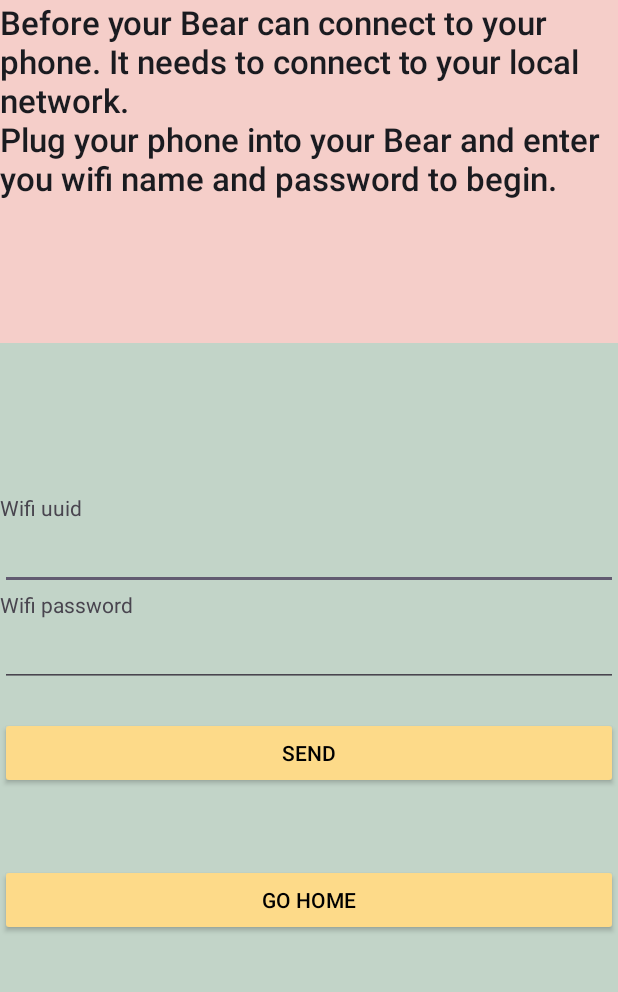
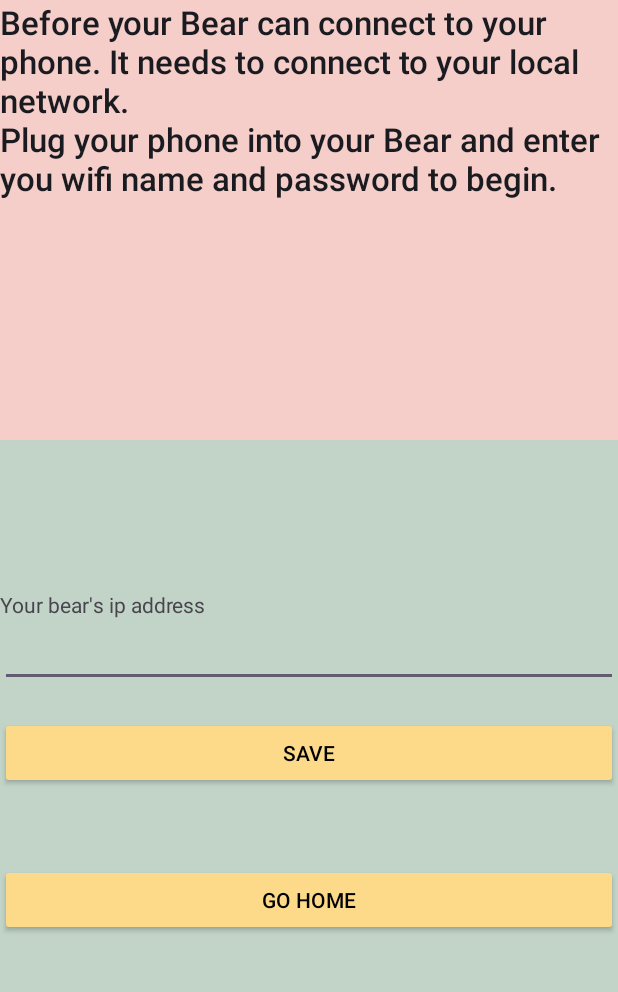
Before and after one commit to MattF23/CheerMum, an Android app built with Jetpack Compose: the WifiConfigActivity screen opened directly, with no data from a screen before it, on a phone screen of 412 x 824 dp, the part 225-1217 px from its top. Run offline under Robolectric (Android 15) with nearby library versions, the phone set to English and light mode, and no system bars; network calls fail.

Commit message:
Made ip config.

```diff
--- a/app/src/main/java/com/example/cheermum/SuggestionConfigActivity.kt
+++ b/app/src/main/java/com/example/cheermum/SuggestionConfigActivity.kt
@@ -112,7 +112,10 @@ class SuggestionConfigActivity : ComponentActivity(){
         val message = settings.toString()
         file.writeText(message)
 
-        val result = sendData(file)
+        val ipFile = File(filesDir, "ip.json")
+        val ipSettings = JSONObject(ipFile.inputStream().readBytes().toString(Charsets.UTF_8))
+
+        val result = sendData(file, ipSettings)
 
         Toast.makeText(this, result, Toast.LENGTH_SHORT).show()
     }
--- a/app/src/main/java/com/example/cheermum/WifiConfigActivity.kt
+++ b/app/src/main/java/com/example/cheermum/WifiConfigActivity.kt
@@ -6,6 +6,7 @@ import android.widget.EditText
 import androidx.activity.ComponentActivity
 import androidx.activity.enableEdgeToEdge
 import org.json.JSONObject
+import java.io.File
 
 
 class WifiConfigActivity : ComponentActivity(){
@@ -19,14 +20,14 @@ class WifiConfigActivity : ComponentActivity(){
         setContentView(R.layout.wifi_config)
 
         //Information!
-        val uuid = findViewById<EditText>(R.id.WifiName).text.toString()
-        val password = findViewById<EditText>(R.id.WifiPassword).text.toString()
+        val ip = findViewById<EditText>(R.id.WifiName).text.toString()
 
-        //send data button
+        //save data button
         findViewById<Button>(R.id.Submit_wifi).setOnClickListener {
-            val wifiInfo = mapOf("uuid" to uuid, "password" to password)//Send this to pi somehow
+            val settings = JSONObject(mapOf("ip" to ip))
 
-            val json = JSONObject(wifiInfo)
+            val file = File(filesDir, "ip.json")
+            file.writeText(settings.toString())
         }
 
         //Go home button
--- a/app/src/main/res/layout/wifi_config.xml
+++ b/app/src/main/res/layout/wifi_config.xml
@@ -36,25 +36,10 @@
         android:id="@+id/WifiName"
         android:layout_width="match_parent"
         android:layout_height="wrap_content"
+        android:layout_marginBottom="20dp"
         android:ems="10"
         android:inputType="text"
         android:autofillHints="username"
-        android:labelFor="@id/Submit_wifi"/>
-
-    <TextView
-        android:id="@+id/passwordView"
-        android:layout_width="match_parent"
-        android:layout_height="wrap_content"
-        android:text="@string/password" />
-
-    <EditText
-        android:id="@+id/WifiPassword"
-        android:layout_width="match_parent"
-        android:layout_height="wrap_content"
-        android:ems="10"
-        android:layout_marginBottom="20dp"
-        android:inputType="textPassword"
-        android:autofillHints="password"
         android:labelFor="@id/Submit_wifi"/>
 
     <Button
@@ -64,7 +49,7 @@
         android:layout_marginBottom="50dp"
         android:backgroundTint="@color/cheerMum_yellow"
         android:textColor="@color/black"
-        android:text="@string/submit" />
+        android:text="@string/save" />
 
     <Button
         android:id="@+id/Go_home"
--- a/app/src/main/res/values/strings.xml
+++ b/app/src/main/res/values/strings.xml
@@ -11,11 +11,9 @@
     <!--Text Wifi Config-->
     <string name="Wifi_Welcome">Before your Bear can connect to your phone. It needs to connect to your local network.
         \nPlug your phone into your Bear and enter you wifi name and password to begin.</string>
-    <string name="uuid">Wifi uuid</string>
-    <string name="password">Wifi password</string>
+    <string name="uuid">Your bear\'s ip address</string>
     <!--Buttons-->
     <string name="Home">Go Home</string>
-    <string name="submit">Send</string>
 
     <!--Text Settings Config-->
     <string name="Settings_tutorial">Configure All your settings here!</string>
```
Also changed, not shown: app/src/main/java/com/example/cheermum/SendData.kt (+5 -4 lines).
